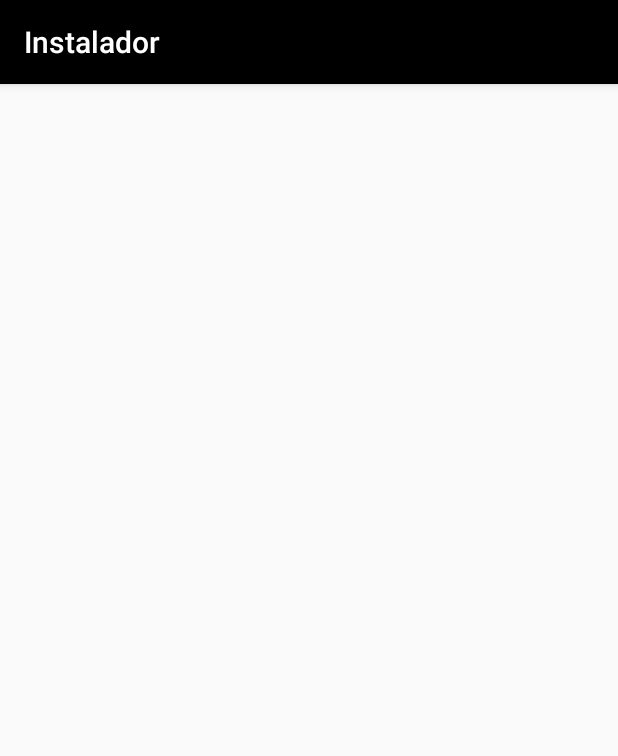
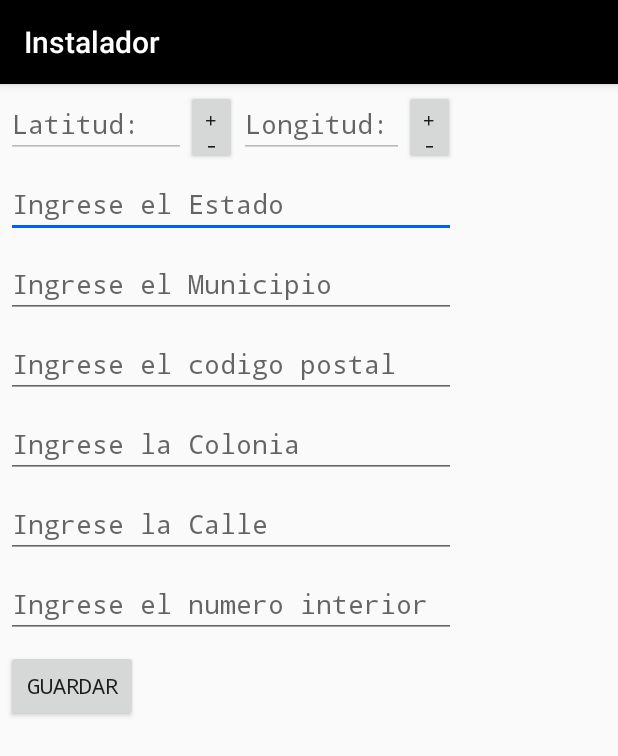
Before and after one commit to PabloSorzano/Instalador_AP, an Android app: the edCasa screen opened directly, with no data from a screen before it, on a phone screen of 412 x 824 dp. Shown: the top 756 px of the screen. Run offline under Robolectric (Android 15) with nearby library versions, the phone set to English and light mode, and no system bars; 15 statements that could not run were skipped.

Commit message:
FUNCIONAL Bugg editar Casa Falta editar Casa y Cuarto

```diff
--- a/app/src/main/res/layout/activity_ed_casa.xml
+++ b/app/src/main/res/layout/activity_ed_casa.xml
@@ -6,4 +6,132 @@
     android:layout_height="match_parent"
     tools:context=".edCasa">
 
+    <EditText
+        android:id="@+id/Latitud"
+        android:layout_width="120dp"
+        android:layout_height="wrap_content"
+        android:layout_marginStart="4dp"
+        android:layout_marginTop="4dp"
+        android:ems="10"
+        android:enabled="false"
+        android:hint="Latitud:"
+        android:typeface="monospace"
+        app:layout_constraintStart_toStartOf="parent"
+        app:layout_constraintTop_toTopOf="parent" />
+
+    <EditText
+        android:id="@+id/Longitud"
+        android:layout_width="110dp"
+        android:layout_height="wrap_content"
+        android:layout_marginStart="1dp"
+        android:ems="10"
+        android:enabled="false"
+        android:hint="Longitud:"
+        android:typeface="monospace"
+        app:layout_constraintStart_toEndOf="@+id/MinLat"
+        app:layout_constraintTop_toTopOf="@+id/Latitud" />
+
+    <EditText
+        android:id="@+id/Estado"
+        android:layout_width="300dp"
+        android:layout_height="wrap_content"
+        android:layout_marginTop="8dp"
+        android:ems="10"
+        android:typeface="monospace"
+        android:hint="Ingrese el Estado"
+        android:inputType="textPersonName"
+        app:layout_constraintStart_toStartOf="@+id/Latitud"
+        app:layout_constraintTop_toBottomOf="@+id/Latitud" />
+
+    <EditText
+        android:id="@+id/Municipio"
+        android:layout_width="300dp"
+        android:layout_height="wrap_content"
+        android:layout_marginTop="8dp"
+        android:ems="10"
+        android:hint="Ingrese el Municipio"
+        android:typeface="monospace"
+        android:inputType="textPersonName"
+        app:layout_constraintStart_toStartOf="@+id/Estado"
+        app:layout_constraintTop_toBottomOf="@+id/Estado" />
+
+    <EditText
+        android:id="@+id/CodigoP"
+        android:layout_width="300dp"
+        android:layout_height="wrap_content"
+        android:layout_marginTop="8dp"
+        android:typeface="monospace"
+        android:ems="10"
+        android:hint="Ingrese el codigo postal"
+        android:inputType="number"
+        app:layout_constraintStart_toStartOf="@+id/Municipio"
+        app:layout_constraintTop_toBottomOf="@+id/Municipio" />
+
+    <EditText
+        android:id="@+id/Colonia"
+        android:layout_width="300dp"
+        android:layout_height="wrap_content"
+        android:layout_marginTop="8dp"
+        android:typeface="monospace"
+        android:ems="10"
+        android:hint="Ingrese la Colonia"
+        android:inputType="textPersonName"
+        app:layout_constraintStart_toStartOf="@+id/CodigoP"
+        app:layout_constraintTop_toBottomOf="@+id/CodigoP" />
+
+    <EditText
+        android:id="@+id/Calle"
+        android:layout_width="300dp"
+        android:layout_height="wrap_content"
+        android:typeface="monospace"
+        android:layout_marginTop="8dp"
+        android:ems="10"
+        android:hint="Ingrese la Calle"
+        android:inputType="textPersonName"
+        app:layout_constraintStart_toStartOf="@+id/Colonia"
+        app:layout_constraintTop_toBottomOf="@+id/Colonia" />
+
+    <EditText
+        android:id="@+id/NumInt"
+        android:layout_width="300dp"
+        android:layout_height="wrap_content"
+        android:typeface="monospace"
+        android:layout_marginTop="8dp"
+        android:ems="10"
+        android:hint="Ingrese el numero interior"
+        android:inputType="textPostalAddress"
+        app:layout_constraintStart_toStartOf="@+id/Calle"
+        app:layout_constraintTop_toBottomOf="@+id/Calle" />
+
+    <Button
+        android:id="@+id/Edita"
+        android:layout_width="wrap_content"
+        android:layout_height="wrap_content"
+        android:layout_marginTop="8dp"
+        android:onClick="editaCasa"
+        android:typeface="monospace"
+        android:text="GUARDAR"
+        app:layout_constraintStart_toStartOf="@+id/NumInt"
+        app:layout_constraintTop_toBottomOf="@+id/NumInt" />
+
+    <Button
+        android:id="@+id/MinLat"
+        android:layout_width="34dp"
+        android:layout_height="50dp"
+        android:onClick="MinLat"
+        android:text="+-"
+        android:typeface="monospace"
+        app:layout_constraintStart_toEndOf="@+id/Latitud"
+        app:layout_constraintTop_toTopOf="@+id/Latitud" />
+
+    <Button
+        android:id="@+id/MinLong"
+        android:layout_width="34dp"
+        android:layout_height="50dp"
+        android:onClick="MinLong"
+        android:text="+-"
+        android:typeface="monospace"
+        app:layout_constraintStart_toEndOf="@+id/Longitud"
+        app:layout_constraintTop_toTopOf="@+id/Longitud" />
+
 </android.support.constraint.ConstraintLayout>
```
Also changed, not shown: app/src/main/java/ipn/cecyt9/instalador_pa/Editar.java (+13 -11 lines), app/src/main/java/ipn/cecyt9/instalador_pa/edCasa.java (+209 -0 lines), app/src/main/java/ipn/cecyt9/instalador_pa/edCuarto.java (+103 -0 lines), app/src/main/java/ipn/cecyt9/instalador_pa/edUsuario.java (+10 -41 lines).
